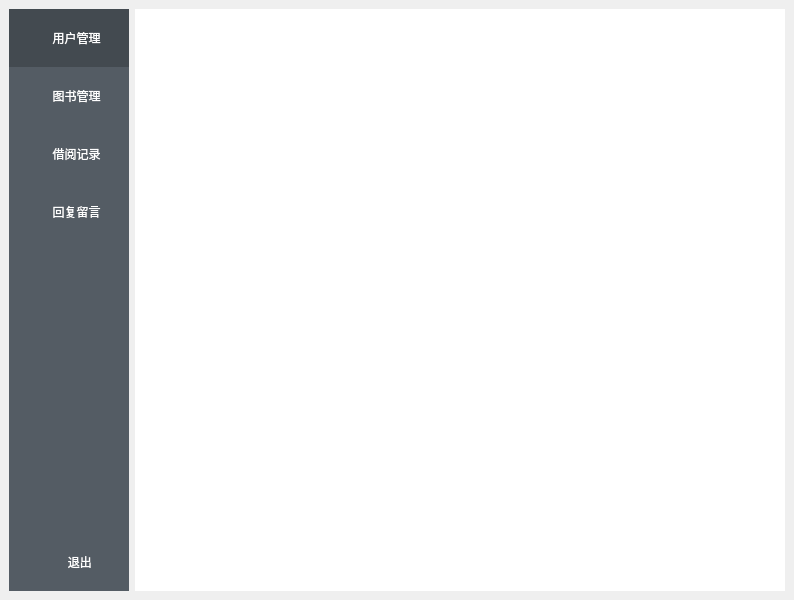
ZF-Xie/book-manager, file bookmgr/cell/cell_main.ui: the form before one commit.
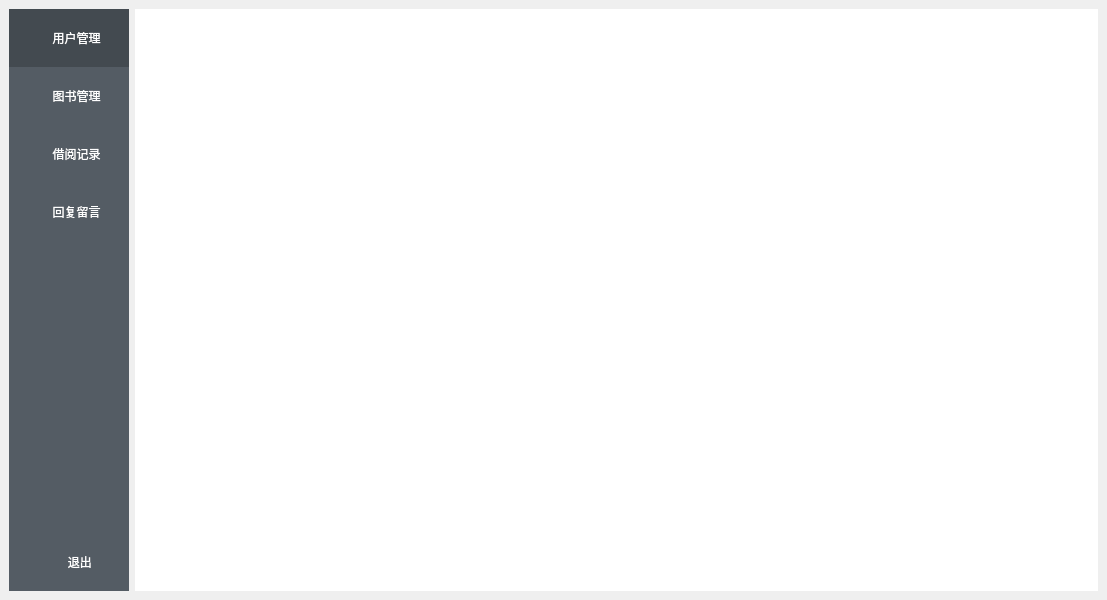
The form after the commit. Icons and pictures are not drawn.

Patch:
```diff
--- a/bookmgr/cell/cell_main.ui
+++ b/bookmgr/cell/cell_main.ui
@@ -6,7 +6,7 @@
    <rect>
     <x>0</x>
     <y>0</y>
-    <width>794</width>
+    <width>1107</width>
     <height>600</height>
    </rect>
   </property>
```
